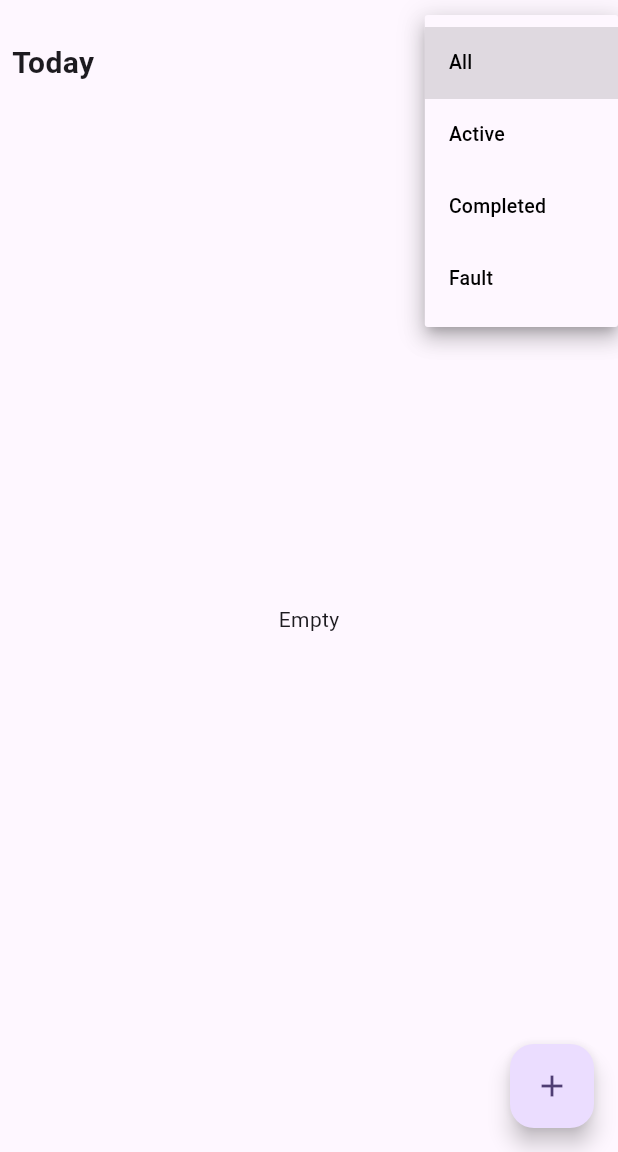
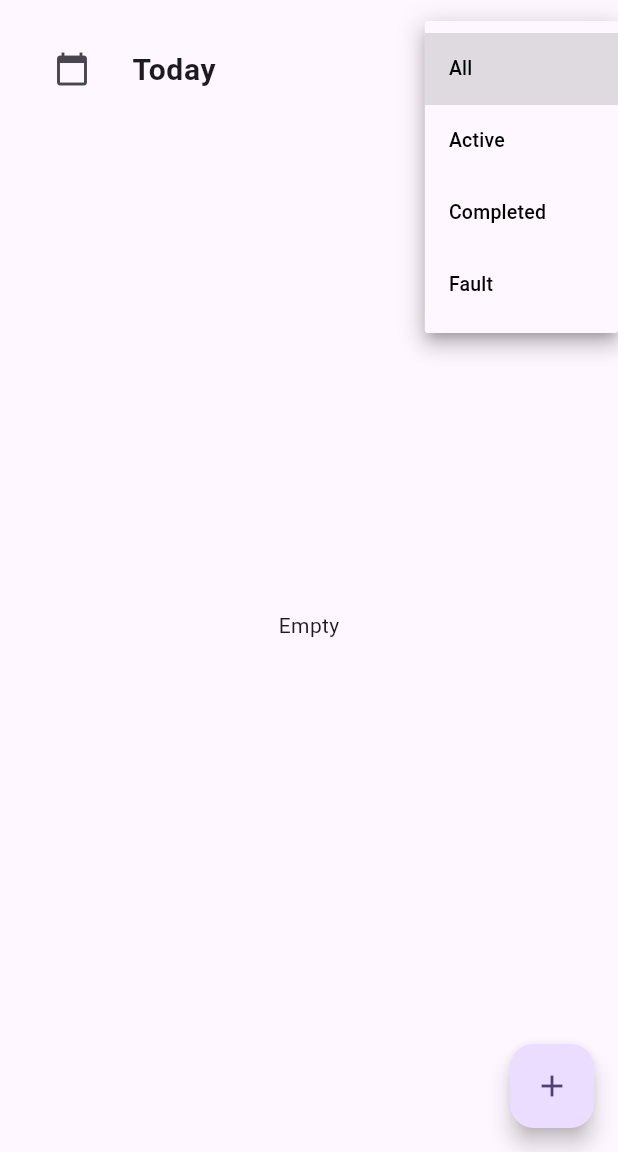
Before and after one commit to annona17/My-Task-Daily, a Flutter app: the screen it shows after launch, after a tap on "All", on a phone screen of 412 x 824 dp, the part 84-1236 px from its top. Run offline on Flutter 3.47's test engine with Material 3 defaults, Android fonts, the phone set to English and light mode, and no system bars; our stand-ins replace bloc, equatable, flutter_bloc, hive, hive_flutter; accounts and stored records are empty.

Commit message:
feature/pick_date_to_view

```diff
--- a/lib/bloc/home/home_event.dart
+++ b/lib/bloc/home/home_event.dart
@@ -23,7 +23,12 @@ final class HomeUpdateTask extends HomeEvent {
   @override
   List<Object> get props => [task];
 }
-
+final class HomeChangeDate extends HomeEvent{
+  final DateTime date;
+  const HomeChangeDate(this.date);
+  @override
+  List<Object> get props => [date];
+}
 final class HomeChangeFilter extends HomeEvent {
   final ViewFilter filter;
   const HomeChangeFilter(this.filter);
--- a/lib/bloc/home/home_state.dart
+++ b/lib/bloc/home/home_state.dart
@@ -7,20 +7,22 @@ final class HomeState extends Equatable {
   final TaskStatus status;
   final ViewFilter filter;
   final Task? lastDeteledTask;
-
+  final DateTime? date;
 
   const HomeState({
     required this.tasks,
     required this.status,
     required this.filter,
+    required this.date,
     this.lastDeteledTask,
   });
 
   factory HomeState.initial() {
-    return const HomeState(
+    return HomeState(
       tasks: [],
       status: TaskStatus.initial,
       filter: ViewFilter.All,
+      date : DateTime.now(),
     );
   }
 
@@ -31,11 +33,13 @@ final class HomeState extends Equatable {
     TaskStatus? status,
     ViewFilter? filter,
     Task? lastDeteledTask,
+    DateTime? date,
   }) {
     return HomeState(
       tasks: tasks ?? this.tasks,
       status: status ?? this.status,
       filter: filter ?? this.filter,
+      date: date ?? this.date,
       lastDeteledTask: lastDeteledTask ?? this.lastDeteledTask,
     );
   }
--- a/lib/screens/home/home.dart
+++ b/lib/screens/home/home.dart
@@ -1,5 +1,6 @@
 import 'package:flutter/material.dart';
 import 'package:flutter_bloc/flutter_bloc.dart';
+import 'package:todoapp/screens/home/widgets/pick_date_to_view.dart';
 
 import '../../bloc/home/home_bloc.dart';
 import 'widgets/task_card.dart';
@@ -18,6 +19,7 @@ class _MyHomePageState extends State<MyHomePage> {
     return SafeArea(
       child: BlocBuilder<HomeBloc, HomeState>(
         builder: (context, state) {
+          final homeBloc = context.read<HomeBloc>();
           return Scaffold(
             appBar: AppBar(
               backgroundColor: Colors.deepPurple[100],
@@ -46,13 +48,10 @@ class _MyHomePageState extends State<MyHomePage> {
               padding: const EdgeInsets.all(8.0),
               child: Column(children: [
                 const SizedBox(height: 10),
-                const Row(
+                Row(
                   children: [
-                    Text("Today",
-                        style: TextStyle(
-                            fontSize: 20, fontWeight: FontWeight.bold)),
-                    Spacer(),
-                    ViewDropdown(),
+                    Expanded(child: PickDateToView(bloc: homeBloc)),
+                    ViewDropdown(bloc: homeBloc),
                   ],
                 ),
                 Expanded(
--- /dev/null
+++ b/lib/screens/home/widgets/pick_date_to_view.dart
@@ -0,0 +1,58 @@
+import 'package:flutter/material.dart';
+
+import '../../../bloc/home/home_bloc.dart';
+
+class PickDateToView extends StatefulWidget {
+  final HomeBloc bloc;
+  const PickDateToView({super.key, required this.bloc});
+
+  @override
+  State<PickDateToView> createState() => _PickDateToViewState();
+}
+
+class _PickDateToViewState extends State<PickDateToView> {
+  DateTime selectedDate = DateTime.now();
+  @override
+
+  Widget build(BuildContext context) {
+    return ListTile(
+      leading: IconButton(
+        icon: const Icon(Icons.calendar_today),
+        onPressed: () async {
+          final DateTime? pickedDate = await showDatePicker(
+              context: context,
+              initialDate: DateTime.now(),
+              firstDate: DateTime(2000),
+              lastDate: DateTime(2030));
+          if (pickedDate != null) {
+            setState((){
+              selectedDate = pickedDate;
+            });
+            widget.bloc.add(HomeChangeDate(selectedDate));
+          }
+        },
+      ),
+      title: Text(formatDate(selectedDate),
+          style: const TextStyle(fontSize: 20, fontWeight: FontWeight.bold)),
+      );
+  }
+}
+
+String formatDate(DateTime date) {
+  final now = DateTime.now();
+  final today = DateTime(now.year, now.month, now.day);
+  final tomorrow = DateTime(now.year, now.month, now.day + 1);
+  final yesterday = DateTime(now.year, now.month, now.day - 1);
+
+  final aDate = DateTime(date.year, date.month, date.day);
+
+  if (aDate == today) {
+    return 'Today';
+  } else if (aDate == tomorrow) {
+    return 'Tomorrow';
+  } else if (aDate == yesterday) {
+    return 'Yesterday';
+  } else {
+    return "${date.day.toString().padLeft(2, '0')}/${date.month.toString().padLeft(2, '0')}/${date.year}";
+  }
+}
--- a/lib/screens/home/widgets/task_card.dart
+++ b/lib/screens/home/widgets/task_card.dart
@@ -17,7 +17,7 @@ class _TaskCardState extends State<TaskCard> {
   @override
   Widget build(BuildContext context) {
     if (_isDimissed) {
-      return SizedBox.shrink();
+      return const SizedBox.shrink();
     }
     return Dismissible(
       key: Key(widget.task.id.toString()),
--- a/lib/screens/home/widgets/view_dropdown.dart
+++ b/lib/screens/home/widgets/view_dropdown.dart
@@ -1,9 +1,12 @@
 import 'package:flutter/material.dart';
+
+import '../../../bloc/home/home_bloc.dart';
 
 enum ViewFilter { All, Active, Completed, Fault }
 
 class ViewDropdown extends StatefulWidget {
-  const ViewDropdown({super.key});
+  final HomeBloc bloc;
+  const ViewDropdown({super.key, required this.bloc});
 
   @override
   State<ViewDropdown> createState() => _ViewDropdownState();
@@ -29,9 +32,11 @@ class _ViewDropdownState extends State<ViewDropdown> {
         );
       }).toList(),
       onChanged: (ViewFilter? value) {
-        setState(() {
-          _view = value!;
-        });
+        // setState(() {
+        //   _view = value!;
+        // });
+        _view = value!;
+        widget.bloc.add(HomeChangeFilter(_view));
       },
     );
   }
```
Also changed, not shown: lib/bloc/home/home_bloc.dart (+19 -2 lines), lib/generated/assets.dart.
